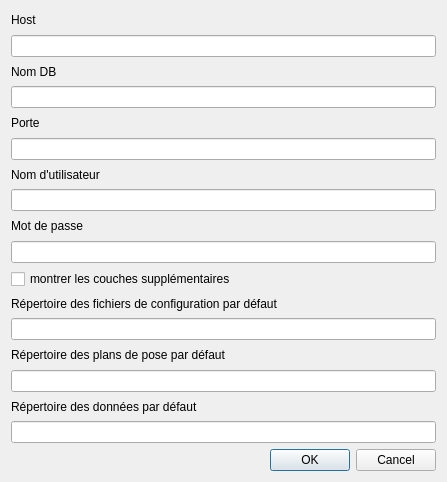
Old version of the form comptages/ui/settings_dialog.ui in the repository opengisch/OpenComptage.
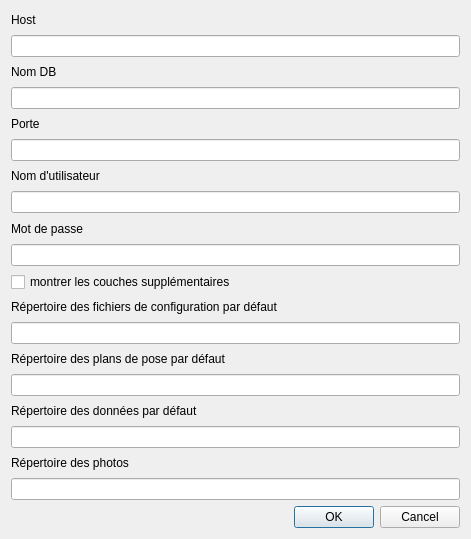
New version of the form.

Commit message:
Add picture to "plan de pose"
The file name is an attribute of the installation table, the picture directory
is defined in the settings.

Diff of the .ui file:
```diff
--- a/comptages/ui/settings_dialog.ui
+++ b/comptages/ui/settings_dialog.ui
@@ -6,8 +6,8 @@
    <rect>
     <x>0</x>
     <y>0</y>
-    <width>447</width>
-    <height>482</height>
+    <width>471</width>
+    <height>539</height>
    </rect>
   </property>
   <property name="windowTitle">
@@ -105,6 +105,16 @@
    <item>
     <widget class="QLineEdit" name="data_import_directory"/>
    </item>
+   <item>
+    <widget class="QLabel" name="label_9">
+     <property name="text">
+      <string>Répertoire des photos</string>
+     </property>
+    </widget>
+   </item>
+   <item>
+    <widget class="QLineEdit" name="picture_directory"/>
+   </item>
    <item>
     <widget class="QDialogButtonBox" name="buttonBox">
      <property name="orientation">
```
The commit also changes 3 other files.
